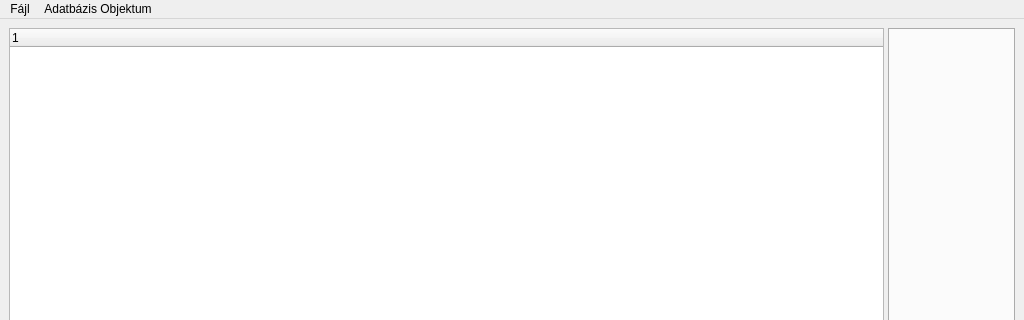
Above: Implementation/View/mainwindow.ui from LNorbi94/DiagramQuery before the change; both pictures show x 0 to 1024 and y 0 to 320 of the 1024 by 768 pixel window. Below: the same form after it.
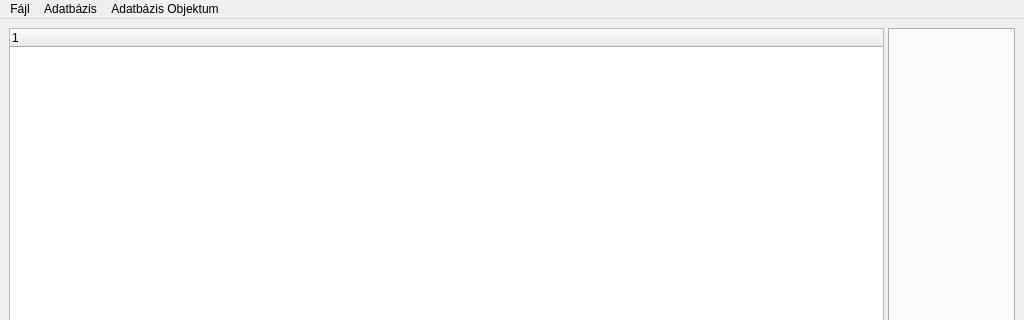
That is the form after the change. Icons and pictures are not drawn.

Patch:
```diff
--- a/Implementation/View/mainwindow.ui
+++ b/Implementation/View/mainwindow.ui
@@ -79,7 +79,7 @@
      <x>0</x>
      <y>0</y>
      <width>1024</width>
-     <height>20</height>
+     <height>25</height>
     </rect>
    </property>
    <widget class="QMenu" name="menuF_jl">
@@ -98,7 +98,16 @@
     <addaction name="actionMegtekint_s"/>
     <addaction name="actionT_rl_s"/>
    </widget>
+   <widget class="QMenu" name="menuAdatb_zis">
+    <property name="title">
+     <string>Adatbázis</string>
+    </property>
+    <addaction name="action_jrakapcsol_d_s"/>
+    <addaction name="separator"/>
+    <addaction name="action_j_kapcsolat"/>
+   </widget>
    <addaction name="menuF_jl"/>
+   <addaction name="menuAdatb_zis"/>
    <addaction name="menuAdatb_zis_Objektum"/>
   </widget>
   <widget class="QStatusBar" name="statusBar"/>
```
Left out of the diff: 38 changed lines with no effect on the pictures.
